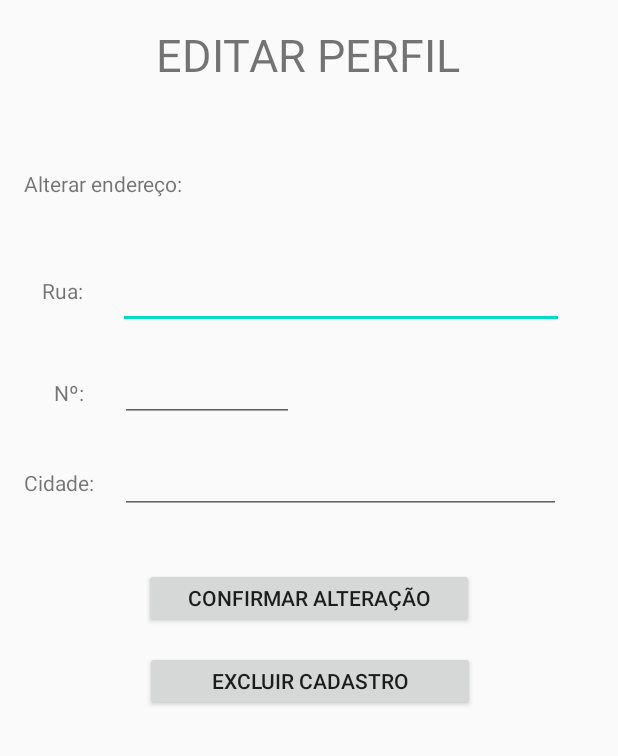
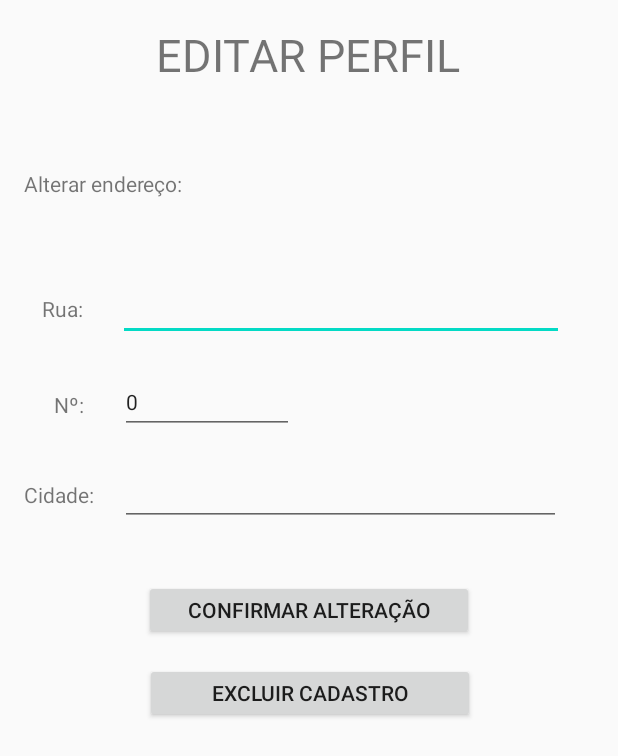
Before and after one commit to Cippher/VacinaCao, an Android app: the PerfilUsuarioActivity screen opened directly, with no data from a screen before it, on a phone screen of 412 x 824 dp. Shown: the top 756 px of the screen. Run offline under Robolectric (Android 15) with nearby library versions, the phone set to English and light mode, and no system bars; 5 statements that could not run were skipped.

Commit message:
Ajuste na carga dos campos para a tela de perfil usuário. ajuste nas funções de alteração e exclusão

```diff
--- a/app/src/main/java/com/example/vacinacao/CadastroPessoaDB.java
+++ b/app/src/main/java/com/example/vacinacao/CadastroPessoaDB.java
@@ -62,8 +62,6 @@ public class CadastroPessoaDB{
      * Adiciona uma nova pessoa no banco de dados
      */
     public void adicionarCadastroPessoa(CadastroPessoa cp){
-        //c.imprimePessoa(c);
-
         ContentValues values = new ContentValues();
         values.put(COL_NOME, cp.getNome());
         values.put(COL_EMAIL, cp.getEmail());
@@ -94,28 +92,40 @@ public class CadastroPessoaDB{
         values.put(COL_RUA, c.getRua());
         values.put(COL_NUMERO, Integer.toString(c.getNumero()));
         values.put(COL_CIDADE, c.getCidade());
-        //db.
+        System.out.println(c.getRua() + c.getNumero() + c.getCidade());
+        db.update(TAB_PESSOAS,values,null,null);
         fechar();
     }
     /*
      * Carrega pessoa cadastrada no banco de dados
      */
     public CadastroPessoa carregaCadastroPessoa(){
-        // Atribuição temporária
-        CadastroPessoa cp = null;
-        //db.
-        //cp.setRua(/*Carregado do banco de dados*/);
-        //cp.setNumero(/*Carregado do banco de dados*/);
-        //cp.setCidade(/*Carregado do banco de dados*/);
-        return cp;
+        CadastroPessoa pessoa = new CadastroPessoa();
+        // Colunas a buscar no banco
+        String[] colunas = {COL_RUA, COL_NUMERO, COL_CIDADE, COL_EMAIL, COL_SENHA};
+        Cursor cursor = db.query(TAB_PESSOAS, colunas, null, null, null, null, null);
+        // Se existe registro no banco
+        if (cursor != null){
+            cursor.moveToFirst();
+            pessoa = new CadastroPessoa();
+            pessoa.setRua(cursor.getString(cursor.getColumnIndex(COL_RUA)));
+            pessoa.setNumero(cursor.getInt(cursor.getColumnIndex(COL_NUMERO)));
+            pessoa.setCidade(cursor.getString(cursor.getColumnIndex(COL_CIDADE)));
+            pessoa.setEmail(cursor.getString(cursor.getColumnIndex(COL_EMAIL)));
+            pessoa.setSenha(cursor.getString(cursor.getColumnIndex(COL_SENHA)));
+        }
+        fechar();
+        return pessoa;
     }
     /*
      * Apaga um cadastro de pessoa do banco de dados
      */
     public Integer deletarCadastroPessoa(int id){
+        db = dbHelper.getReadableDatabase();
         return db.delete(TAB_PESSOAS, COL_ID + "=" + id, null);
     }
     public Integer deletarCadastroPessoa(){
+        db = dbHelper.getReadableDatabase();
         return db.delete(TAB_PESSOAS, null, null);
     }
 
--- a/app/src/main/java/com/example/vacinacao/PerfilUsuarioActivity.java
+++ b/app/src/main/java/com/example/vacinacao/PerfilUsuarioActivity.java
@@ -6,6 +6,9 @@ import android.os.Bundle;
 import android.view.View;
 import android.widget.BaseAdapter;
 import android.widget.EditText;
+import android.widget.LinearLayout;
+
+import androidx.constraintlayout.widget.ConstraintLayout;
 
 public class PerfilUsuarioActivity extends Activity {
     /*
@@ -16,42 +19,46 @@ public class PerfilUsuarioActivity extends Activity {
     EditText txtCidade;
     CadastroPessoaDB cpdb;
     CadastroPessoa cp;
-    BaseAdapter bAdapter;
 
     @Override
     protected void onCreate(Bundle savedInstanceState) {
         super.onCreate(savedInstanceState);
         setContentView(R.layout.activity_perfil_usuario);
-        //TODO-Vinícius: 09/05/2020: Precisa carregar as informações do banco para a tela
-        //cpdb = new CadastroPessoaDB(getBaseContext());
-        //cp = cpdb.carregaCadastroPessoa();
-        //cp.getRua()
-        //cp.getNumero()
-        //cp.getCidade()
-        //bAdapter.notifyDataSetChanged();
+
+        cpdb = new CadastroPessoaDB(getBaseContext());
+        cp = cpdb.carregaCadastroPessoa();
 
         txtRua    = (EditText) findViewById(R.id.txtRua);
         txtNumero = (EditText) findViewById(R.id.txtNumero);
         txtCidade = (EditText) findViewById(R.id.txtCidade);
 
-        //cpdb.
+        txtRua.setText(cp.getRua());
+        txtNumero.setText(Integer.toString(cp.getNumero()));
+        txtCidade.setText(cp.getCidade());
+
+        txtRua    = (EditText) findViewById(R.id.txtRua);
+        txtNumero = (EditText) findViewById(R.id.txtNumero);
+        txtCidade = (EditText) findViewById(R.id.txtCidade);
     }
     /*
      * Evento de clique de botão "confirmarAlteracao"
      */
     public void confirmarAlteracao(View v){
+        cpdb = new CadastroPessoaDB(getBaseContext());
         CadastroPessoa cadastroPessoa = new CadastroPessoa();
         cadastroPessoa.setRua(txtRua.getText().toString());
         cadastroPessoa.setNumero(Integer.parseInt(txtNumero.getText().toString()));
         cadastroPessoa.setCidade(txtCidade.getText().toString());
         cpdb.alterarCadastroPessoa(cadastroPessoa);
+        Intent intent = new Intent(this, MenuUsuarioPetActivity.class);
+        startActivity(intent);
     }
     /*
      * Evento de clique de botão "excluirCadastro"
      */
     public void excluirCadastro(View v){
+
         cpdb.deletarCadastroPessoa();
-        cpdb.fechar();
         Intent intent = new Intent(this, MainActivity.class);
         startActivity(intent);
     }
--- a/app/src/main/res/layout/activity_perfil_usuario.xml
+++ b/app/src/main/res/layout/activity_perfil_usuario.xml
@@ -1,10 +1,75 @@
 <?xml version="1.0" encoding="utf-8"?>
-<androidx.constraintlayout.widget.ConstraintLayout
-    xmlns:android="http://schemas.android.com/apk/res/android"
+<androidx.constraintlayout.widget.ConstraintLayout xmlns:android="http://schemas.android.com/apk/res/android"
     xmlns:app="http://schemas.android.com/apk/res-auto"
     xmlns:tools="http://schemas.android.com/tools"
+    android:id="@+id/constraintlayout"
     android:layout_width="match_parent"
     android:layout_height="match_parent">
+
+    <Button
+        android:id="@+id/button3"
+        android:layout_width="220dp"
+        android:layout_height="40dp"
+        android:layout_marginTop="36dp"
+        android:onClick="confirmarAlteracao"
+        android:text="Confirmar alteração"
+        app:layout_constraintEnd_toEndOf="parent"
+        app:layout_constraintStart_toStartOf="parent"
+        app:layout_constraintTop_toBottomOf="@+id/txtCidade" />
+
+    <Button
+        android:id="@+id/button6"
+        android:layout_width="220dp"
+        android:layout_height="40dp"
+        android:layout_marginTop="15dp"
+        android:onClick="excluirCadastro"
+        android:text="Excluir Cadastro"
+        app:layout_constraintBottom_toBottomOf="parent"
+        app:layout_constraintEnd_toEndOf="parent"
+        app:layout_constraintHorizontal_bias="0.502"
+        app:layout_constraintStart_toStartOf="parent"
+        app:layout_constraintTop_toBottomOf="@+id/button3"
+        app:layout_constraintVertical_bias="0.0" />
+
+    <EditText
+        android:id="@+id/txtRua"
+        android:layout_width="297dp"
+        android:layout_height="43dp"
+        android:layout_marginEnd="36dp"
+        android:layout_marginTop="52dp"
+        android:ems="10"
+        android:inputType="textPersonName"
+        android:textSize="14sp"
+        app:layout_constraintEnd_toEndOf="parent"
+        app:layout_constraintHorizontal_bias="1.0"
+        app:layout_constraintStart_toEndOf="@+id/textView3"
+        app:layout_constraintTop_toBottomOf="@+id/textView2" />
+
+    <EditText
+        android:id="@+id/txtNumero"
+        android:layout_width="116dp"
+        android:layout_height="42dp"
+        android:layout_marginTop="20dp"
+        android:ems="10"
+        android:inputType="number"
+        android:textSize="14sp"
+        app:layout_constraintEnd_toEndOf="parent"
+        app:layout_constraintHorizontal_bias="0.077"
+        app:layout_constraintStart_toEndOf="@+id/textView4"
+        app:layout_constraintTop_toBottomOf="@+id/txtRua" />
+
+    <EditText
+        android:id="@+id/txtCidade"
+        android:layout_width="294dp"
+        android:layout_height="41dp"
+        android:layout_marginTop="20dp"
+        android:ems="10"
+        android:inputType="textPersonName"
+        android:textSize="14sp"
+        app:layout_constraintEnd_toEndOf="parent"
+        app:layout_constraintHorizontal_bias="0.314"
+        app:layout_constraintStart_toEndOf="@+id/textView5"
+        app:layout_constraintTop_toBottomOf="@+id/txtNumero" />
 
     <TextView
         android:id="@+id/textView"
@@ -34,21 +99,9 @@
         android:layout_width="34dp"
         android:layout_height="24dp"
         android:layout_marginStart="28dp"
-        android:layout_marginTop="52dp"
+        android:layout_marginTop="64dp"
         android:text="Rua:"
         app:layout_constraintStart_toStartOf="parent"
-        app:layout_constraintTop_toBottomOf="@+id/textView2" />
-
-    <EditText
-        android:id="@+id/txtRua"
-        android:layout_width="297dp"
-        android:layout_height="43dp"
-        android:layout_marginEnd="36dp"
-        android:layout_marginTop="44dp"
-        android:ems="10"
-        android:inputType="textPersonName"
-        android:textSize="14sp"
-        app:layout_constraintEnd_toEndOf="parent"
         app:layout_constraintTop_toBottomOf="@+id/textView2" />
 
     <TextView
@@ -56,23 +109,10 @@
         android:layout_width="26dp"
         android:layout_height="28dp"
         android:layout_marginStart="36dp"
-        android:layout_marginTop="44dp"
+        android:layout_marginTop="40dp"
         android:text="Nº:"
         app:layout_constraintStart_toStartOf="parent"
         app:layout_constraintTop_toBottomOf="@+id/textView3" />
-
-    <EditText
-        android:id="@+id/txtNumero"
-        android:layout_width="116dp"
-        android:layout_height="42dp"
-        android:layout_marginTop="20dp"
-        android:ems="10"
-        android:inputType="number"
-        android:textSize="14sp"
-        app:layout_constraintEnd_toEndOf="parent"
-        app:layout_constraintHorizontal_bias="0.077"
-        app:layout_constraintStart_toEndOf="@+id/textView4"
-        app:layout_constraintTop_toBottomOf="@+id/txtRua" />
 
     <TextView
         android:id="@+id/textView5"
@@ -84,42 +124,4 @@
         app:layout_constraintStart_toStartOf="parent"
         app:layout_constraintTop_toBottomOf="@+id/textView4" />
 
-    <EditText
-        android:id="@+id/txtCidade"
-        android:layout_width="294dp"
-        android:layout_height="41dp"
-        android:layout_marginTop="20dp"
-        android:ems="10"
-        android:inputType="textPersonName"
-        android:textSize="14sp"
-        app:layout_constraintEnd_toEndOf="parent"
-        app:layout_constraintHorizontal_bias="0.314"
-        app:layout_constraintStart_toEndOf="@+id/textView5"
-        app:layout_constraintTop_toBottomOf="@+id/txtNumero" />
-
-    <Button
-        android:id="@+id/button3"
-        android:layout_width="220dp"
-        android:layout_height="40dp"
-        android:layout_marginTop="36dp"
-        android:onClick="confirmarAlteracao"
-        android:text="Confirmar alteração"
-        app:layout_constraintEnd_toEndOf="parent"
-        app:layout_constraintStart_toStartOf="parent"
-        app:layout_constraintTop_toBottomOf="@+id/txtCidade" />
-
-    <Button
-        android:id="@+id/button6"
-        android:layout_width="220dp"
-        android:layout_height="40dp"
-        android:layout_marginTop="15dp"
-        android:onClick="excluirCadastro"
-        android:text="Excluir Cadastro"
-        app:layout_constraintBottom_toBottomOf="parent"
-        app:layout_constraintEnd_toEndOf="parent"
-        app:layout_constraintHorizontal_bias="0.502"
-        app:layout_constraintStart_toStartOf="parent"
-        app:layout_constraintTop_toBottomOf="@+id/button3"
-        app:layout_constraintVertical_bias="0.0" />
-
 </androidx.constraintlayout.widget.ConstraintLayout>
```
Also changed, not shown: app/src/main/java/com/example/vacinacao/CadastroPessoaActivity.java (+19 -25 lines), app/src/main/java/com/example/vacinacao/MainActivity.java (+13 -6 lines).
